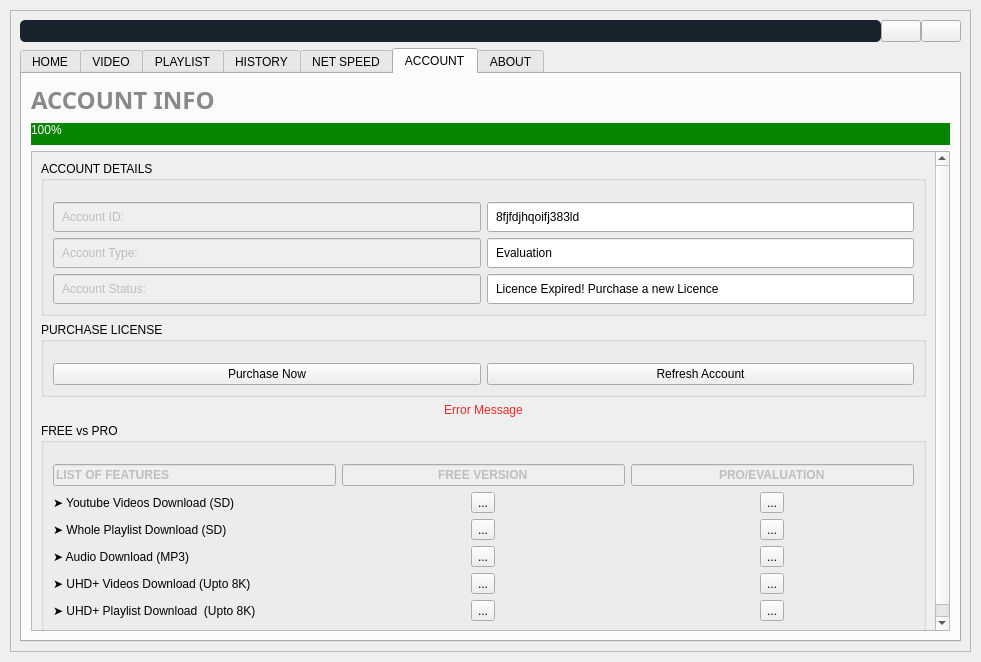
Above: src/ui_main_trial.ui from rishabh3354/YOUTUBE-DL-PRO before the change. Below: the same form after it.
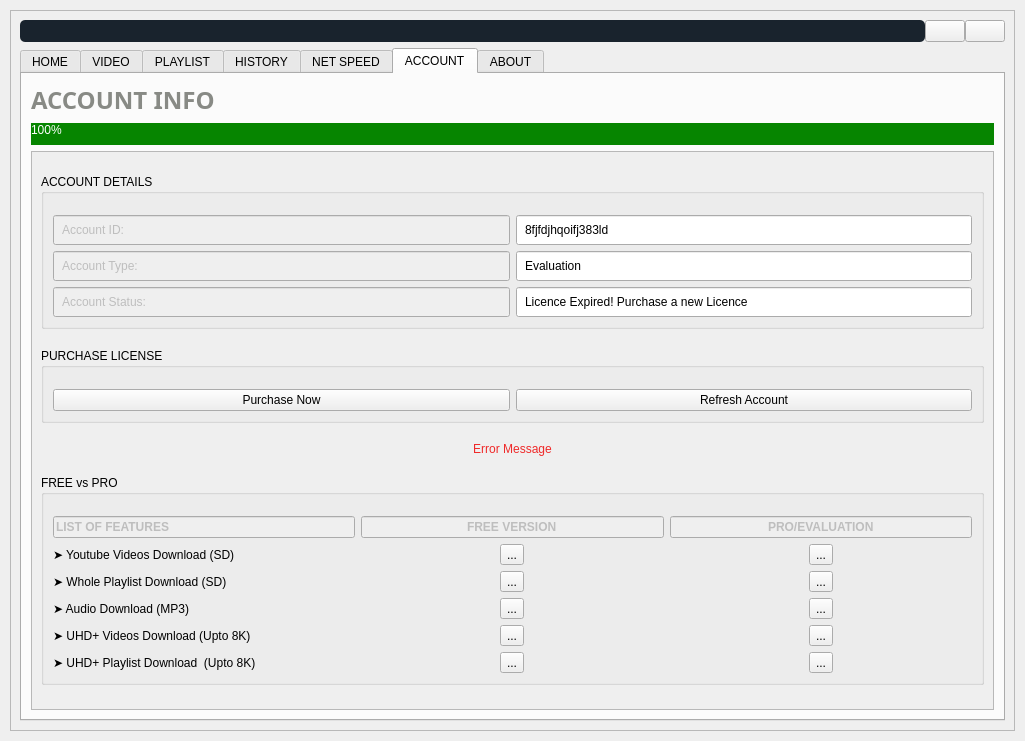
That is the form after the change. The open tabs and pages were chosen to show the change. Icons and pictures are not drawn.

```diff
--- a/src/ui_main_trial.ui
+++ b/src/ui_main_trial.ui
@@ -6,8 +6,8 @@
    <rect>
     <x>0</x>
     <y>0</y>
-    <width>981</width>
-    <height>662</height>
+    <width>1025</width>
+    <height>741</height>
    </rect>
   </property>
   <property name="minimumSize">
@@ -1794,8 +1794,8 @@
                  <property name="geometry">
                   <rect>
                    <x>0</x>
-                   <y>-144</y>
-                   <width>903</width>
+                   <y>0</y>
+                   <width>947</width>
                    <height>591</height>
                   </rect>
                  </property>
```
Left out of the diff: 6 changed lines with no effect on the pictures.
